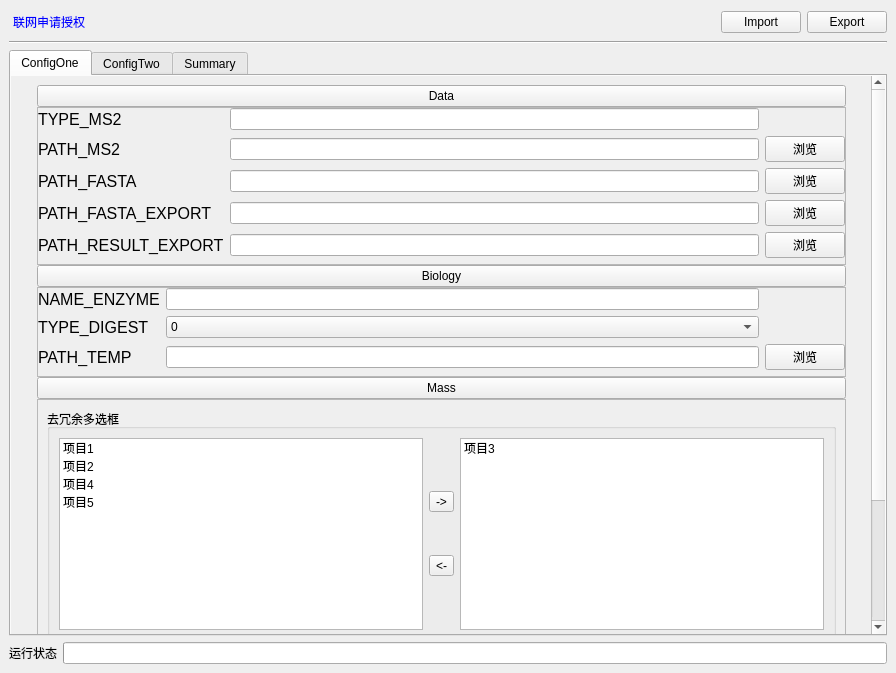
Above: AutoConfigGUI/IndexWindow.ui from Polly2014/AutoConfiguration before the change. Below: the same form after it.
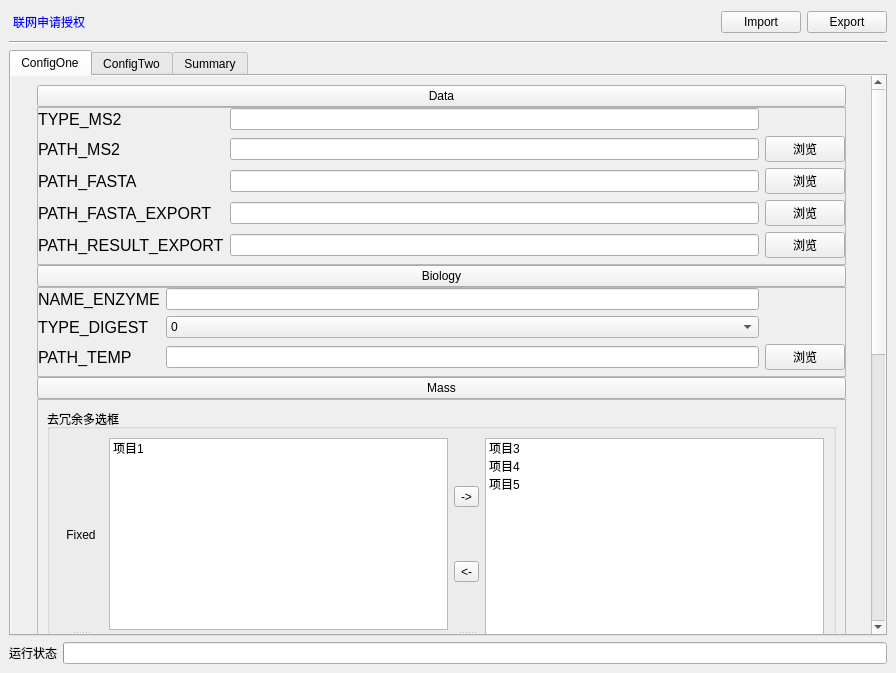
That is the form after the change. Icons and pictures are not drawn.

The edit to the form file:
```diff
--- a/AutoConfigGUI/IndexWindow.ui
+++ b/AutoConfigGUI/IndexWindow.ui
@@ -205,9 +205,9 @@
            <property name="geometry">
             <rect>
              <x>14</x>
-             <y>0</y>
+             <y>-555</y>
              <width>827</width>
-             <height>720</height>
+             <height>1117</height>
             </rect>
            </property>
            <property name="sizePolicy">
@@ -564,6 +564,18 @@
               </item>
               <item>
                <widget class="QFrame" name="frame_mass">
+                <property name="sizePolicy">
+                 <sizepolicy hsizetype="Preferred" vsizetype="Expanding">
+                  <horstretch>0</horstretch>
+                  <verstretch>0</verstretch>
+                 </sizepolicy>
+                </property>
+                <property name="minimumSize">
+                 <size>
+                  <width>0</width>
+                  <height>0</height>
+                 </size>
+                </property>
                 <property name="frameShape">
                  <enum>QFrame::StyledPanel</enum>
                 </property>
@@ -573,40 +585,72 @@
                 <layout class="QHBoxLayout" name="horizontalLayout_4">
                  <item>
                   <widget class="QGroupBox" name="gbox_MultiSelect">
+                   <property name="sizePolicy">
+                    <sizepolicy hsizetype="Preferred" vsizetype="Expanding">
+                     <horstretch>0</horstretch>
+                     <verstretch>0</verstretch>
+                    </sizepolicy>
+                   </property>
+                   <property name="minimumSize">
+                    <size>
+                     <width>0</width>
+                     <height>0</height>
+                    </size>
+                   </property>
                    <property name="title">
                     <string>去冗余多选框</string>
                    </property>
                    <layout class="QHBoxLayout" name="horizontalLayout_5">
                     <item>
-                     <layout class="QGridLayout" name="gridLayout_4">
-                      <item row="0" column="2" rowspan="6">
-                       <widget class="QListWidget" name="list_mass_selected">
+                     <widget class="QSplitter" name="splitter_2">
+                      <property name="orientation">
+                       <enum>Qt::Vertical</enum>
+                      </property>
+                      <widget class="QLabel" name="label">
+                       <property name="sizePolicy">
+                        <sizepolicy hsizetype="Preferred" vsizetype="Preferred">
+                         <horstretch>0</horstretch>
+                         <verstretch>0</verstretch>
+                        </sizepolicy>
+                       </property>
+                       <property name="text">
+                        <string>Fixed</string>
+                       </property>
+                       <property name="alignment">
+                        <set>Qt::AlignCenter</set>
+                       </property>
+                      </widget>
+                      <widget class="QLabel" name="label_2">
+                       <property name="sizePolicy">
+                        <sizepolicy hsizetype="Preferred" vsizetype="Preferred">
+                         <horstretch>0</horstretch>
+                         <verstretch>0</verstretch>
+                        </sizepolicy>
+                       </property>
+                       <property name="text">
+                        <string>Variable</string>
+                       </property>
+                       <property name="alignment">
+                        <set>Qt::AlignCenter</set>
+                       </property>
+                      </widget>
+                     </widget>
+                    </item>
+                    <item>
+                     <layout class="QVBoxLayout" name="verticalLayout_7">
+                      <item>
+                       <widget class="QListWidget" name="list_mass_fixed">
                         <property name="sizePolicy">
-                         <sizepolicy hsizetype="Expanding" vsizetype="Expanding">
+                         <sizepolicy hsizetype="Expanding" vsizetype="Fixed">
                           <horstretch>0</horstretch>
                           <verstretch>0</verstretch>
                          </sizepolicy>
                         </property>
-                        <property name="editTriggers">
-                         <set>QAbstractItemView::NoEditTriggers</set>
-                        </property>
-                        <property name="selectionMode">
-                         <enum>QAbstractItemView::ExtendedSelection</enum>
-                        </property>
-                        <item>
-                         <property name="text">
-                          <string>项目3</string>
-                         </property>
-                        </item>
-                       </widget>
-                      </item>
-                      <item row="0" column="0" rowspan="6">
-                       <widget class="QListWidget" name="list_mass_unselect">
-                        <property name="sizePolicy">
-                         <sizepolicy hsizetype="Expanding" vsizetype="Expanding">
-                          <horstretch>0</horstretch>
-                          <verstretch>0</verstretch>
-                         </sizepolicy>
+                        <property name="minimumSize">
+                         <size>
+                          <width>0</width>
+                          <height>120</height>
+                         </size>
                         </property>
                         <property name="editTriggers">
                          <set>QAbstractItemView::NoEditTriggers</set>
@@ -619,51 +663,141 @@
                           <string>项目1</string>
                          </property>
                         </item>
+                       </widget>
+                      </item>
+                      <item>
+                       <widget class="QListWidget" name="list_mass_variable">
+                        <property name="sizePolicy">
+                         <sizepolicy hsizetype="Expanding" vsizetype="Fixed">
+                          <horstretch>0</horstretch>
+                          <verstretch>0</verstretch>
+                         </sizepolicy>
+                        </property>
+                        <property name="minimumSize">
+                         <size>
+                          <width>0</width>
+                          <height>120</height>
+                         </size>
+                        </property>
+                        <property name="editTriggers">
+                         <set>QAbstractItemView::NoEditTriggers</set>
+                        </property>
+                        <property name="selectionMode">
+                         <enum>QAbstractItemView::ExtendedSelection</enum>
+                        </property>
                         <item>
                          <property name="text">
                           <string>项目2</string>
                          </property>
                         </item>
-                        <item>
-                         <property name="text">
-                          <string>项目4</string>
-                         </property>
-                        </item>
-                        <item>
-                         <property name="text">
-                          <string>项目5</string>
-                         </property>
-                        </item>
-                       </widget>
-                      </item>
-                      <item row="1" column="1" rowspan="2">
-                       <widget class="QToolButton" name="btn_mass_add">
-                        <property name="sizePolicy">
-                         <sizepolicy hsizetype="Fixed" vsizetype="Fixed">
-                          <horstretch>0</horstretch>
-                          <verstretch>0</verstretch>
-                         </sizepolicy>
-                        </property>
-                        <property name="text">
-                         <string>-&gt;</string>
-                        </property>
-                       </widget>
-                      </item>
-                      <item row="3" column="1" rowspan="2">
-                       <widget class="QToolButton" name="btn_mass_del">
-                        <property name="sizePolicy">
-                         <sizepolicy hsizetype="Fixed" vsizetype="Fixed">
-                          <horstretch>0</horstretch>
-                          <verstretch>0</verstretch>
-                         </sizepolicy>
-                        </property>
-                        <property name="text">
-                         <string>&lt;-</string>
-                        </property>
                        </widget>
                       </item>
                      </layout>
                     </item>
+                    <item>
+                     <widget class="QSplitter" name="splitter">
+                      <property name="orientation">
+                       <enum>Qt::Vertical</enum>
+                      </property>
+                      <widget class="QWidget" name="">
+                       <layout class="QVBoxLayout" name="verticalLayout_5">
+                        <item>
+                         <widget class="QToolButton" name="btn_mass_f2u">
+                          <property name="sizePolicy">
+                           <sizepolicy hsizetype="Fixed" vsizetype="Fixed">
+                            <horstretch>0</horstretch>
+                            <verstretch>0</verstretch>
+                           </sizepolicy>
+                          </property>
+                          <property name="text">
+                           <string>-&gt;</string>
+                          </property>
+                         </widget>
+                        </item>
+                        <item>
+                         <widget class="QToolButton" name="btn_mass_u2f">
+                          <property name="sizePolicy">
+                           <sizepolicy hsizetype="Fixed" vsizetype="Fixed">
+                            <horstretch>0</horstretch>
+                            <verstretch>0</verstretch>
+                           </sizepolicy>
+                          </property>
+                          <property name="text">
+                           <string>&lt;-</string>
+                          </property>
+                         </widget>
+                        </item>
+                       </layout>
+                      </widget>
+                      <widget class="QWidget" name="">
+                       <layout class="QVBoxLayout" name="verticalLayout_6">
+                        <item>
+                         <widget class="QToolButton" name="btn_mass_v2u">
+                          <property name="sizePolicy">
+                           <sizepolicy hsizetype="Fixed" vsizetype="Fixed">
+                            <horstretch>0</horstretch>
+                            <verstretch>0</verstretch>
+                           </sizepolicy>
+                          </property>
+                          <property name="text">
+                           <string>-&gt;</string>
+                          </property>
+                         </widget>
+                        </item>
+                        <item>
+                         <widget class="QToolButton" name="btn_mass_u2v">
+                          <property name="sizePolicy">
+                           <sizepolicy hsizetype="Fixed" vsizetype="Fixed">
+                            <horstretch>0</horstretch>
+                            <verstretch>0</verstretch>
+                           </sizepolicy>
+                          </property>
+                          <property name="text">
+                           <string>&lt;-</string>
+                          </property>
+                         </widget>
+                        </item>
+                       </layout>
+                      </widget>
+                     </widget>
+                    </item>
+                    <item>
+                     <widget class="QListWidget" name="list_mass_unselect">
+                      <property name="sizePolicy">
+                       <sizepolicy hsizetype="Expanding" vsizetype="Expanding">
+                        <horstretch>0</horstretch>
+                        <verstretch>0</verstretch>
+                       </sizepolicy>
+                      </property>
+                      <property name="minimumSize">
+                       <size>
+                        <width>0</width>
+                        <height>200</height>
+                       </size>
+                      </property>
+                      <property name="editTriggers">
+                       <set>QAbstractItemView::NoEditTriggers</set>
+                      </property>
+                      <property name="selectionMode">
+                       <enum>QAbstractItemView::ExtendedSelection</enum>
+                      </property>
+                      <item>
+                       <property name="text">
+                        <string>项目3</string>
+                       </property>
+                      </item>
+                      <item>
+                       <property name="text">
+                        <string>项目4</string>
+                       </property>
+                      </item>
+                      <item>
+                       <property name="text">
+                        <string>项目5</string>
+                       </property>
+                      </item>
+                     </widget>
+                    </item>
                    </layout>
                   </widget>
                  </item>
```
Left out of the diff: 162 changed lines with no effect on the pictures.
